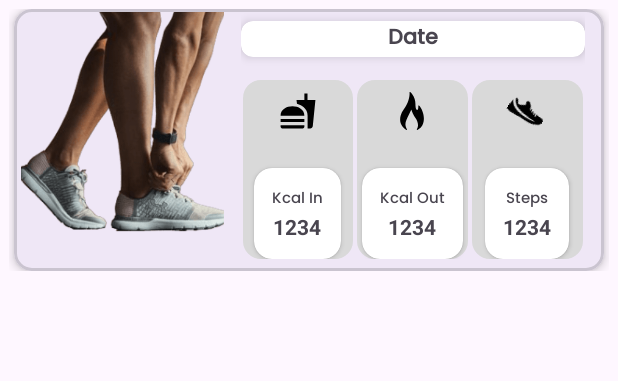
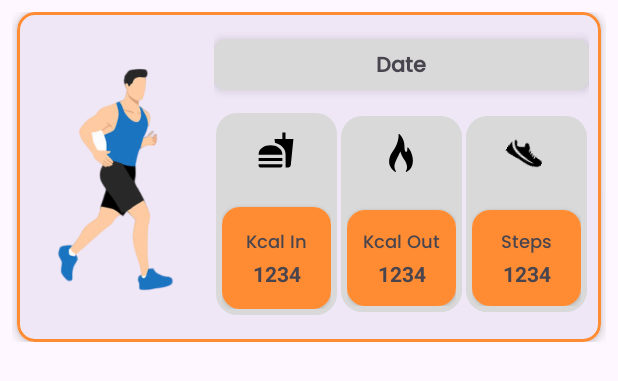
Before and after one commit to Sian1902/Go-Healthy, an Android app built with Jetpack Compose: the layout history_item.xml on its own in the app's theme, with its tools: preview values and no code run, on a phone screen of 412 x 824 dp. Shown: the top 381 px of the screen. Run offline under Robolectric (Android 15) with nearby library versions, the phone set to English and light mode, and no system bars.

Commit message:
-some changes in history item look -added new picture for history item -added progress bar for history and no history text

```diff
--- a/app/src/main/res/drawable/rounded_corners.xml
+++ b/app/src/main/res/drawable/rounded_corners.xml
@@ -2,7 +2,7 @@
 <shape xmlns:android="http://schemas.android.com/apk/res/android">
     <solid android:color="#D9D9D9"
         /> <!-- Background color -->
-    <corners android:radius="12dp"
+    <corners android:radius="14dp"
 
         />
 
--- a/app/src/main/res/layout/history_item.xml
+++ b/app/src/main/res/layout/history_item.xml
@@ -1,11 +1,11 @@
 <?xml version="1.0" encoding="utf-8"?>
-<androidx.constraintlayout.widget.ConstraintLayout
-    xmlns:android="http://schemas.android.com/apk/res/android"
+<androidx.constraintlayout.widget.ConstraintLayout xmlns:android="http://schemas.android.com/apk/res/android"
     xmlns:app="http://schemas.android.com/apk/res-auto"
     android:layout_width="match_parent"
     android:layout_height="wrap_content"
+    xmlns:tools="http://schemas.android.com/tools"
     android:fitsSystemWindows="true"
-    android:padding="6dp">
+    android:padding="8dp">
 
 
     <!-- MaterialCardView Container -->
@@ -20,9 +20,12 @@ android:layout_marginHorizontal="3dp"
         app:layout_constraintEnd_toEndOf="parent"
         app:cardCornerRadius="12dp"
         app:strokeWidth="2dp"
-        app:cardElevation="4dp">
+        app:cardElevation="4dp"
+app:strokeColor="@color/exercise"
+        >
 
         <androidx.constraintlayout.widget.ConstraintLayout
+            android:padding="2dp"
             android:paddingHorizontal="1dp"
             android:layout_width="match_parent"
             android:layout_height="wrap_content">
@@ -31,23 +34,24 @@ android:layout_marginHorizontal="3dp"
 
             <ImageView
                 android:id="@+id/image"
-                android:layout_width="135dp"
-                android:layout_height="0dp"
+                android:layout_width="120dp"
+                android:layout_height="190dp"
                 android:layout_marginStart="3dp"
-                android:scaleY="1"
+
                 android:scaleType="centerCrop"
-                android:src="@drawable/shoeimg"
+                android:src="@drawable/run"
                 app:layout_constraintBottom_toBottomOf="parent"
                 app:layout_constraintStart_toStartOf="parent"
                 app:layout_constraintTop_toTopOf="parent"
                 />
 
             <LinearLayout
+                android:layout_margin="8dp"
                 android:id="@+id/detailsID"
                 android:layout_width="0dp"
                 android:layout_height="wrap_content"
                 android:orientation="vertical"
-                android:paddingHorizontal="12dp"
+
                 app:layout_constraintStart_toEndOf="@id/image"
                 app:layout_constraintTop_toTopOf="parent"
                 app:layout_constraintBottom_toBottomOf="parent"
@@ -56,6 +60,7 @@ android:layout_marginHorizontal="3dp"
 
                 <!-- Date Card -->
                 <androidx.cardview.widget.CardView
+                    app:cardBackgroundColor="#D9D9D9"
                     android:layout_marginTop="8dp"
                     app:cardElevation="4dp"
                     android:layout_width="match_parent"
@@ -69,10 +74,13 @@ android:layout_marginHorizontal="3dp"
                         android:layout_height="wrap_content"
                         android:layout_gravity="center"
                         android:gravity="center"
-                        android:text="Date"
+                        tools:text="Date"
                         android:fontFamily="@font/poppins_medium"
                         android:textSize="14sp"
-                        android:textStyle="bold" />
+                        android:textStyle="bold"
+                        android:padding="4dp"
+                        android:layout_marginTop="2dp"
+                        />
                 </androidx.cardview.widget.CardView>
 
                 <!-- Stats Row (KCAL IN, KCAL OUT, Steps) -->
@@ -85,6 +93,7 @@ android:layout_marginHorizontal="3dp"
 
                     <!-- KCAL IN Section -->
                     <LinearLayout
+                        android:padding="4dp"
                         android:background="@drawable/rounded_corners"
                         android:layout_gravity="center"
                         android:layout_width="0dp"
@@ -112,32 +121,34 @@ android:layout_marginHorizontal="3dp"
                             android:gravity="center">
 
                             <LinearLayout
+                                android:background="@color/exercise"
+                                android:layout_width="80dp"
+                                android:layout_height="wrap_content"
+                                android:layout_gravity="center"
+                                android:gravity="center"
+                                android:orientation="vertical"
+                                android:padding="14dp"
 
-                                android:padding="12dp"
-                                android:layout_width="wrap_content"
-                                android:layout_height="wrap_content"
-                                android:orientation="vertical"
-                                android:layout_gravity="center"
-                                android:gravity="bottom">
+                                >
 
                                 <TextView
                                     android:layout_width="wrap_content"
                                     android:layout_height="wrap_content"
+                                    android:layout_gravity="center"
+                                    android:fontFamily="@font/poppins_medium"
+                                    android:gravity="center"
                                     android:text="@string/KcalIn"
-                                    android:fontFamily="@font/poppins_medium"
-                                    android:textSize="10sp"
-                                    android:layout_gravity="center"
-                                    android:gravity="center"/>
+                                    android:textSize="12sp" />
 
                                 <TextView
                                     android:id="@+id/KcalIn"
                                     android:layout_width="wrap_content"
                                     android:layout_height="wrap_content"
+                                    android:layout_gravity="center"
+                                    android:gravity="center"
                                     android:text="@string/KcalInCount"
                                     android:textSize="14sp"
-                                    android:textStyle="bold"
-                                    android:layout_gravity="center"
-                                    android:gravity="center"/>
+                                    android:textStyle="bold" />
                             </LinearLayout>
                         </androidx.cardview.widget.CardView>
                     </LinearLayout>
@@ -145,7 +156,7 @@ android:layout_marginHorizontal="3dp"
                     <!-- KCAL OUT Section -->
                     <LinearLayout
                         android:layout_gravity="center"
-
+                        android:padding="4dp"
                         android:background="@drawable/rounded_corners"
                         android:layout_width="0dp"
                         android:layout_height="wrap_content"
@@ -170,19 +181,20 @@ android:layout_marginHorizontal="3dp"
                             android:gravity="center">
 
                             <LinearLayout
+                                android:background="@color/exercise"
+
                                 android:padding="12dp"
-                                android:layout_width="wrap_content"
-                                android:layout_height="wrap_content"
+                                android:layout_width="85dp"                                android:layout_height="wrap_content"
                                 android:orientation="vertical"
                                 android:layout_gravity="center"
-                                android:gravity="bottom">
+                                android:gravity="center">
 
                                 <TextView
                                     android:layout_width="wrap_content"
                                     android:layout_height="wrap_content"
                                     android:fontFamily="@font/poppins_medium"
                                     android:text="@string/KcalOut"
-                                    android:textSize="10sp"
+                                    android:textSize="12sp"
                                     android:layout_gravity="center"
                                     android:gravity="center"/>
 
@@ -202,7 +214,7 @@ android:layout_marginHorizontal="3dp"
                     <!-- Steps Section -->
                     <LinearLayout
                         android:layout_gravity="center"
-
+                        android:padding="4dp"
                         android:background="@drawable/rounded_corners"
                         android:layout_width="0dp"
                         android:layout_height="wrap_content"
@@ -230,8 +242,10 @@ android:layout_marginHorizontal="3dp"
                             android:gravity="center">
 
                             <LinearLayout
+                                android:background="@color/exercise"
+
                                 android:padding="12dp"
-                                android:layout_width="wrap_content"
+                                android:layout_width="85dp"
                                 android:layout_height="wrap_content"
                                 android:orientation="vertical"
                                 android:layout_gravity="center"
@@ -242,7 +256,7 @@ android:layout_marginHorizontal="3dp"
                                     android:layout_height="wrap_content"
                                     android:text="@string/Steps"
                                     android:fontFamily="@font/poppins_medium"
-                                    android:textSize="10sp"
+                                    android:textSize="12sp"
                                     android:layout_gravity="center"
                                     android:gravity="center"/>
 
--- a/app/src/main/res/values/colors.xml
+++ b/app/src/main/res/values/colors.xml
@@ -5,4 +5,7 @@
   <color name="calories">#4990E1</color>
   <color name="darkGrey">#2A2A2A </color>
   <color name="progressBar">#80FFFFFF </color>
+    <color name="text_primary">#212121</color>
+    <color name="text_secondary">#757575</color>
+    <color name="card_background">#FFFFFF</color>
 </resources>
--- a/app/src/main/res/values/strings.xml
+++ b/app/src/main/res/values/strings.xml
@@ -65,12 +65,13 @@
     <string name="daily_stats">Daily Stats</string>
     <string name="activities">Activities</string>
     <string name="exercise">Exercise</string>
-    <string name="suggestion_running">Suggestion : running</string>
+    <string name="suggestion_running">Suggestion : Running</string>
     <string name="duration_30_min_calories_50_kcal">Duration: 30 min Calories:50 KCAL</string>
     <string name="food">Food</string>
     <string name="suggestion_cezar_salad">Suggestion: Cezar Salad</string>
     <string name="preparation_30_min_calories_300_kcal">Preparation: 30 min Calories: 300 KCAL</string>
     <string name="eat">Eat</string>
     <string name="have_a_meal">Have a Meal</string>
+    <string name="no_history_available">No History Available</string>
 
 </resources>
```
Also changed, not shown: app/src/main/java/com/example/gohealthy/view/HistoryFragment.kt (+23 -4 lines), app/src/main/res/layout/fragment_history.xml (+32 -0 lines), app/src/main/res/drawable/run.png (added).
